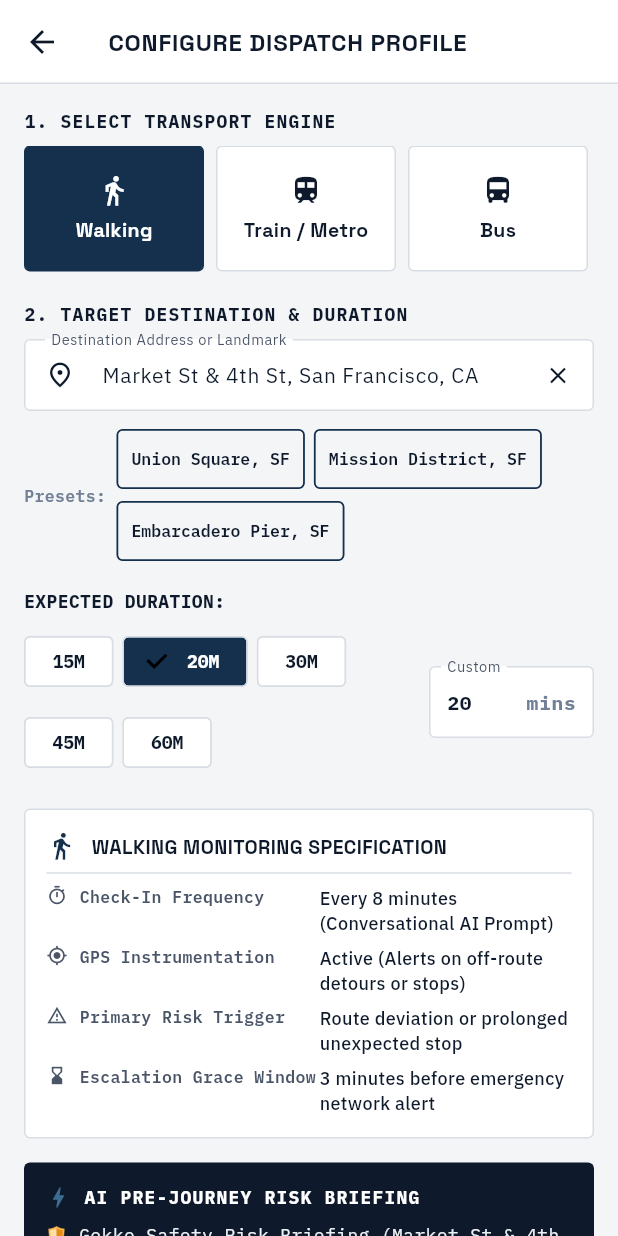
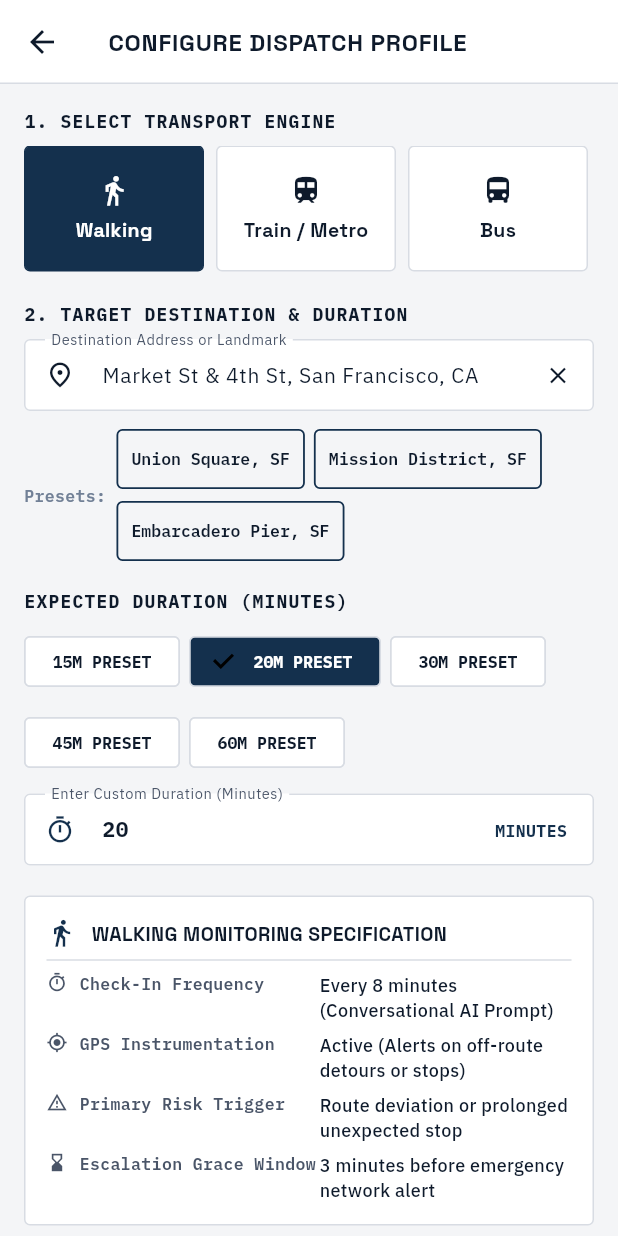
Before and after one commit to Midhunvvsggsg/gekko, a Flutter app: the JourneySetupScreen screen opened by its route, on a phone screen of 412 x 824 dp. Run offline on Flutter 3.47's test engine with Material 3 defaults, Android fonts, the phone set to English and light mode, and no system bars; our stand-ins replace flutter_map, flutter_riverpod, go_router, google_fonts, latlong2, shared_preferences; missing offline and left inert: dart:html; accounts and stored records are empty.

Commit message:
Redesign Expected Duration section with prominent dedicated custom duration input field

```diff
--- a/lib/screens/journey_setup_screen.dart
+++ b/lib/screens/journey_setup_screen.dart
@@ -323,22 +323,24 @@ class _JourneySetupScreenState extends ConsumerState<JourneySetupScreen> {
 
                 const SizedBox(height: 14),
 
-                // Expected Duration Chips & Custom Input Field
+                // Expected Duration Section (Prominent Custom Input + Presets)
                 Column(
                   crossAxisAlignment: CrossAxisAlignment.start,
                   children: [
-                    Text('EXPECTED DURATION: ', style: GoogleFonts.ibmPlexMono(fontSize: 12, fontWeight: FontWeight.w700, color: AppColors.textPrimary)),
+                    Text(
+                      'EXPECTED DURATION (MINUTES)',
+                      style: GoogleFonts.ibmPlexMono(fontSize: 12, fontWeight: FontWeight.w700, color: AppColors.textPrimary, letterSpacing: 0.8),
+                    ),
                     const SizedBox(height: 8),
-                    Row(
-                      children: [
-                        Expanded(
-                          child: Wrap(
+
+                    // Quick Preset Chips
+                    Wrap(
                       spacing: 6,
                       runSpacing: 6,
                       children: [15, 20, 30, 45, 60].map((mins) {
                         final isSelected = _expectedDurationMinutes == mins;
                         return ChoiceChip(
-                                label: Text('${mins}M'),
+                          label: Text('${mins}M PRESET'),
                           selected: isSelected,
                           onSelected: (selected) {
                             if (selected) {
@@ -352,23 +354,25 @@ class _JourneySetupScreenState extends ConsumerState<JourneySetupScreen> {
                           labelStyle: GoogleFonts.ibmPlexMono(
                             color: isSelected ? Colors.white : AppColors.textPrimary,
                             fontWeight: FontWeight.w700,
-                                  fontSize: 12,
+                            fontSize: 11,
                           ),
                         );
                       }).toList(),
                     ),
-                        ),
-                        const SizedBox(width: 12),
-                        SizedBox(
-                          width: 110,
-                          child: TextField(
+
+                    const SizedBox(height: 10),
+
+                    // Prominent Dedicated Custom Duration Input Field
+                    TextField(
                       controller: _durationController,
                       keyboardType: TextInputType.number,
-                            style: GoogleFonts.ibmPlexMono(fontSize: 13, fontWeight: FontWeight.w700),
-                            decoration: const InputDecoration(
-                              labelText: 'Custom',
-                              suffixText: 'mins',
-                              contentPadding: EdgeInsets.symmetric(horizontal: 8, vertical: 8),
+                      style: GoogleFonts.ibmPlexMono(fontSize: 14, fontWeight: FontWeight.w700, color: AppColors.textPrimary),
+                      decoration: InputDecoration(
+                        labelText: 'Enter Custom Duration (Minutes)',
+                        hintText: 'e.g. 10, 25, 45, 90...',
+                        prefixIcon: const Icon(Icons.timer_outlined, color: AppColors.primary, size: 20),
+                        suffixText: 'MINUTES',
+                        suffixStyle: GoogleFonts.ibmPlexMono(fontWeight: FontWeight.w700, fontSize: 11, color: AppColors.primary),
                       ),
                       onChanged: (val) {
                         final parsed = int.tryParse(val.trim());
@@ -378,9 +382,6 @@ class _JourneySetupScreenState extends ConsumerState<JourneySetupScreen> {
                           });
                         }
                       },
-                          ),
-                        ),
-                      ],
                     ),
                   ],
                 ),
```
Also changed, not shown: 2 other files. Lines whose indentation alone changed are shown as unchanged.
